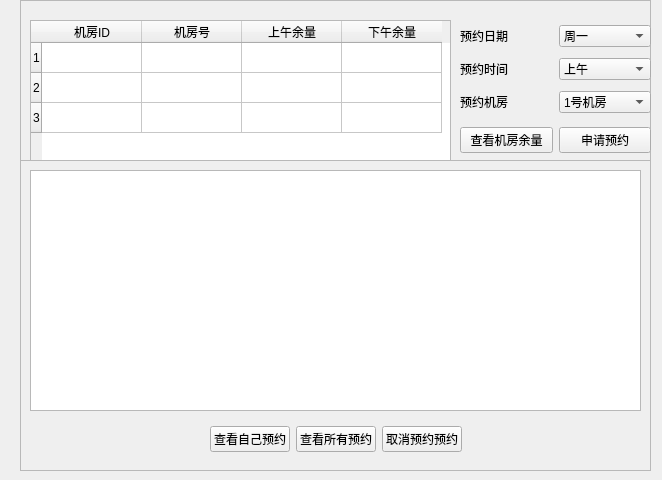
The window that OrderSysV2/orderSystem/student.ui (wtzhu13/CPPOrCProectDemo) describes before a commit, drawn with Qt 5.
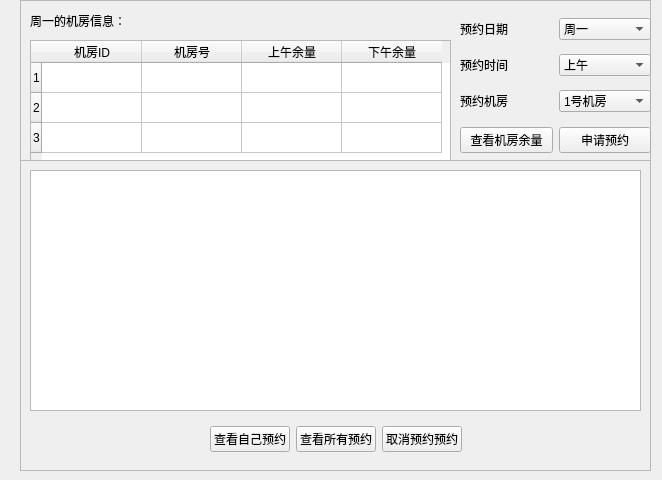
The same window after the commit.

```diff
--- a/OrderSysV2/orderSystem/student.ui
+++ b/OrderSysV2/orderSystem/student.ui
@@ -32,9 +32,9 @@
     <property name="geometry">
      <rect>
       <x>10</x>
-      <y>20</y>
+      <y>40</y>
       <width>421</width>
-      <height>141</height>
+      <height>121</height>
      </rect>
     </property>
     <row>
@@ -77,9 +77,9 @@
     <property name="geometry">
      <rect>
       <x>440</x>
-      <y>20</y>
+      <y>10</y>
       <width>191</width>
-      <height>101</height>
+      <height>111</height>
      </rect>
     </property>
     <layout class="QGridLayout" name="gridLayout">
@@ -197,6 +197,22 @@
      </item>
     </layout>
    </widget>
+   <widget class="QLabel" name="label_4">
+    <property name="geometry">
+     <rect>
+      <x>10</x>
+      <y>10</y>
+      <width>131</width>
+      <height>21</height>
+     </rect>
+    </property>
+    <property name="styleSheet">
+     <string notr="true">font: 12pt &quot;Adobe Arabic&quot;;</string>
+    </property>
+    <property name="text">
+     <string>周一的机房信息：</string>
+    </property>
+   </widget>
   </widget>
   <widget class="QFrame" name="frame_2">
    <property name="geometry">
```
